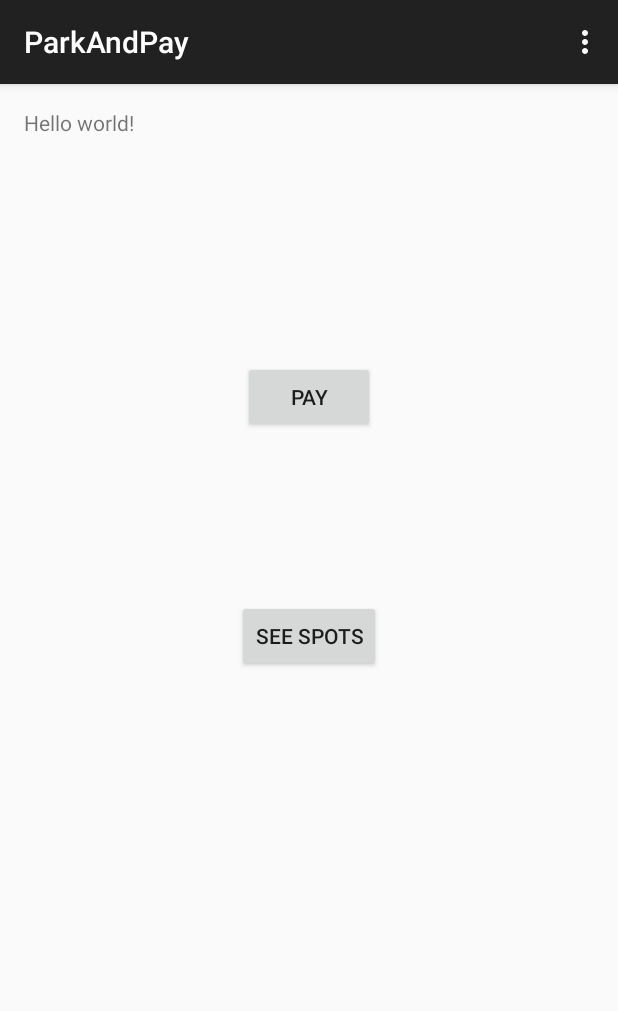
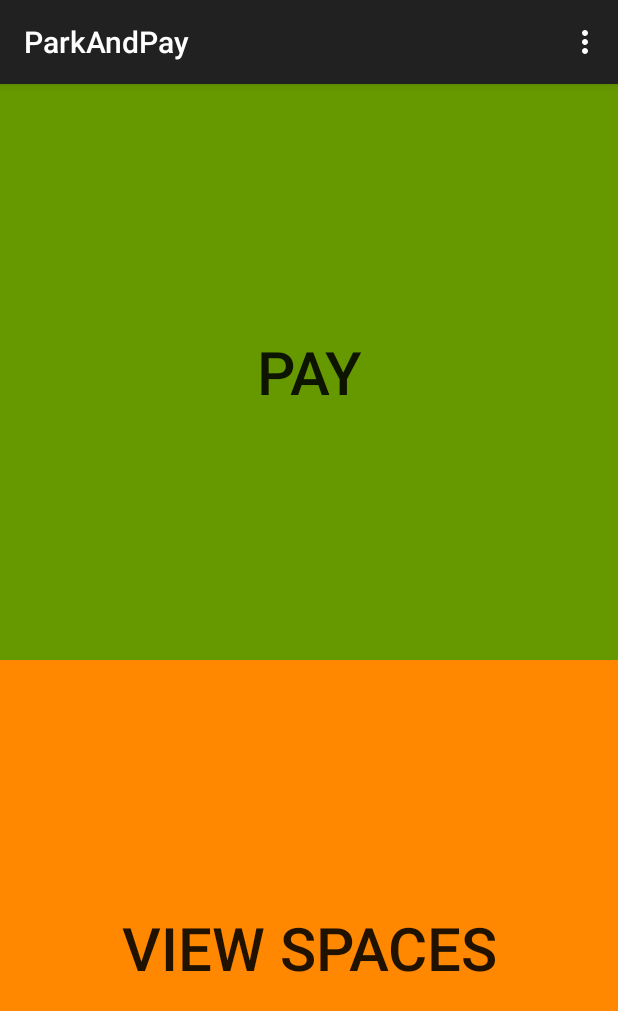
Before and after one commit to ajpodell/ParkAndPay, an Android app: the screen it shows after launch (MainActivity), on a phone screen of 412 x 824 dp. Shown: the top 1011 px of the screen. Run offline under Robolectric (Android 15) with nearby library versions, the phone set to English and light mode, and no system bars; libraries missing offline, so code that uses them is left out: com.parse.

Commit message:
cleaned up main screen... looks a lot better now

```diff
--- a/app/src/main/res/layout/activity_main.xml
+++ b/app/src/main/res/layout/activity_main.xml
@@ -1,32 +1,27 @@
-<RelativeLayout xmlns:android="http://schemas.android.com/apk/res/android"
-    xmlns:tools="http://schemas.android.com/tools" android:layout_width="match_parent"
-    android:layout_height="match_parent" android:paddingLeft="@dimen/activity_horizontal_margin"
-    android:paddingRight="@dimen/activity_horizontal_margin"
-    android:paddingTop="@dimen/activity_vertical_margin"
-    android:paddingBottom="@dimen/activity_vertical_margin" tools:context=".MainActivity">
+<LinearLayout
+    android:layout_width="match_parent"
+    android:layout_height="match_parent"
+    android:orientation="vertical"
+    xmlns:android="http://schemas.android.com/apk/res/android">
 
-    <TextView android:text="@string/hello_world" android:layout_width="wrap_content"
-        android:layout_height="wrap_content"
-        android:id="@+id/textView" />
+    <Button android:layout_width="match_parent"
+        android:layout_height="match_parent"
+        android:layout_weight="1"
+        android:color="#ff189a00"
+        android:text="Pay"
+        android:id="@+id/pay_for_spot_button"
+        android:onClick="onClickPayForSpot"
+        android:background="#669900"
+        android:textSize="40dp" />
 
-    <Button
-        android:layout_width="wrap_content"
-        android:layout_height="wrap_content"
-        android:text="@string/button_spots_taken"
+    <Button android:layout_width="match_parent"
+        android:layout_height="match_parent"
+        android:layout_weight="1"
+        android:color="#ffe00400"
+        android:text="View Spaces"
         android:id="@+id/button_spots_taken"
-        android:layout_below="@+id/pay_for_spot_button"
-        android:layout_centerHorizontal="true"
-        android:layout_marginTop="111dp"
-        android:onClick="onClickSpotsTaken" />
+        android:onClick="onClickSpotsTaken"
+        android:background="#FF8800"
+        android:textSize="40dp" />
 
-    <Button
-        android:layout_width="wrap_content"
-        android:layout_height="wrap_content"
-        android:text="@string/button_pay_text"
-        android:id="@+id/pay_for_spot_button"
-        android:layout_below="@+id/textView"
-        android:layout_centerHorizontal="true"
-        android:layout_marginTop="149dp"
-        android:onClick="onClickPayForSpot" />
-
-</RelativeLayout>
+</LinearLayout>
```
